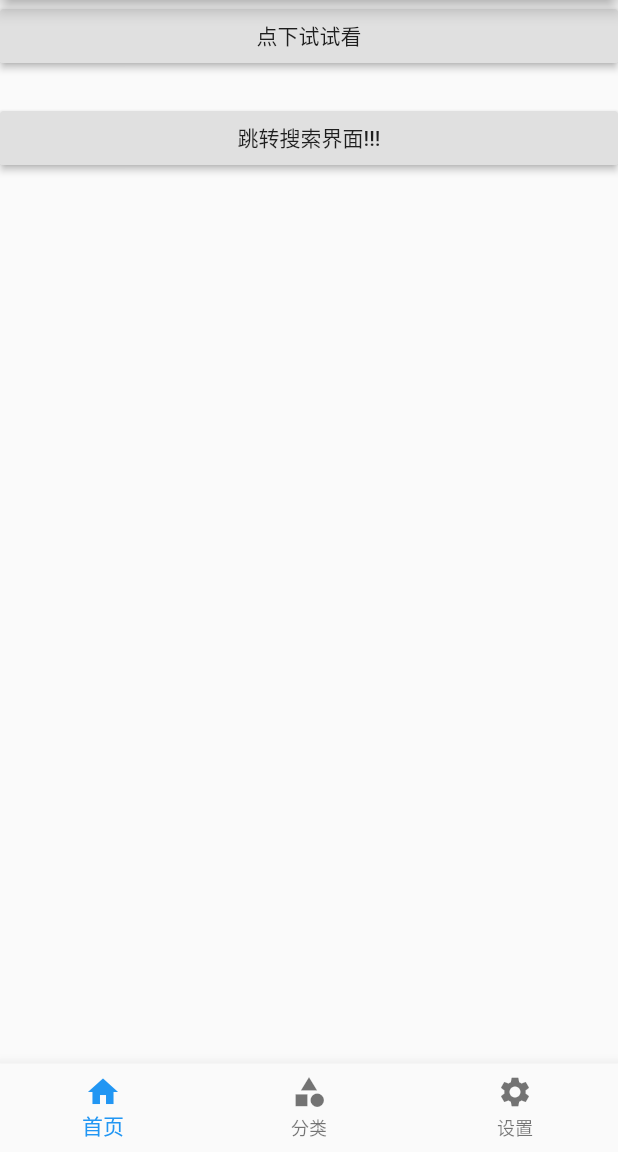
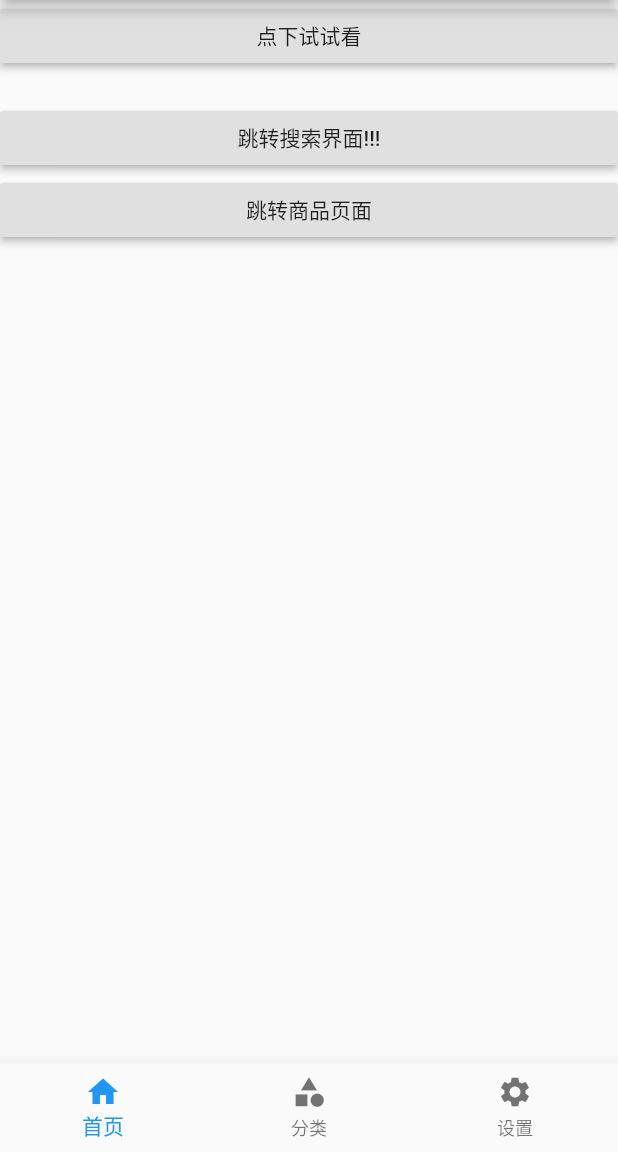
Before and after one commit to iHZW/Flutter_Study, a Flutter app: the screen it shows after launch, on a phone screen of 412 x 824 dp, the part 84-1236 px from its top. Run offline on Flutter 3.47's test engine with Material 2 defaults, Android fonts, the phone set to English and light mode, and no system bars.

Commit message:
添加商品

```diff
--- a/myflutter/lib/main.dart
+++ b/myflutter/lib/main.dart
@@ -1,6 +1,5 @@
 import 'package:flutter/material.dart';
 import 'package:myflutter/routers/routes.dart' as prefix0;
-import 'tabs/Tabs.dart';
 
 void main(List<String> args) {
   return runApp(MyApp());
@@ -15,7 +14,7 @@ class MyApp extends StatelessWidget {
         // '/form': (context) => FormPage(),
         // '/search': (context) => SearchPage(),
         // },
-        initialRoute: '/',
+        initialRoute: '/', //初始化时加载的路由
         onGenerateRoute: prefix0.onGenerateRoute);
   }
 }
--- a/myflutter/lib/pages/Home.dart
+++ b/myflutter/lib/pages/Home.dart
@@ -47,7 +47,13 @@ class _HomeContentState extends State<HomeContent> {
               "id": 123123,
             });
           },
-        )
+        ),
+        RaisedButton(
+          child: Text("跳转商品页面"),
+          onPressed: () {
+            Navigator.pushNamed(context, '/product');
+          },
+        ),
       ],
     );
   }
--- a/myflutter/lib/routers/routes.dart
+++ b/myflutter/lib/routers/routes.dart
@@ -3,6 +3,8 @@ import '../pages/Form.dart';
 import '../pages/SearchPage.dart';
 import '../pages/Setting.dart';
 import 'package:flutter/material.dart';
+import '../pages/Product.dart';
+import '../pages/ProductDetail.dart';
 
 final routes = {
   '/': (context) => Tabs(),
@@ -11,6 +13,10 @@ final routes = {
         arguments: arguments,
       ),
   '/setting': (context, {arguments}) => SettingPage(
+        arguments: arguments,
+      ),
+  '/product': (context) => ProductPage(),
+  '/productDetail': (context, {arguments}) => ProductDetail(
         arguments: arguments,
       ),
 };
--- a/myflutter/pubspec.yaml
+++ b/myflutter/pubspec.yaml
@@ -10,7 +10,7 @@ description: A new Flutter project.
 version: 1.0.0+1
 
 environment:
-  sdk: ">=2.0.0-dev.68.0 <3.0.0"
+  sdk: ">=2.2.0 <3.0.0"
 
 dependencies:
   flutter:
```
Also changed, not shown: myflutter/lib/pages/Product.dart (added, +68 -0 lines), myflutter/lib/pages/ProductDetail.dart (added, +23 -0 lines).
